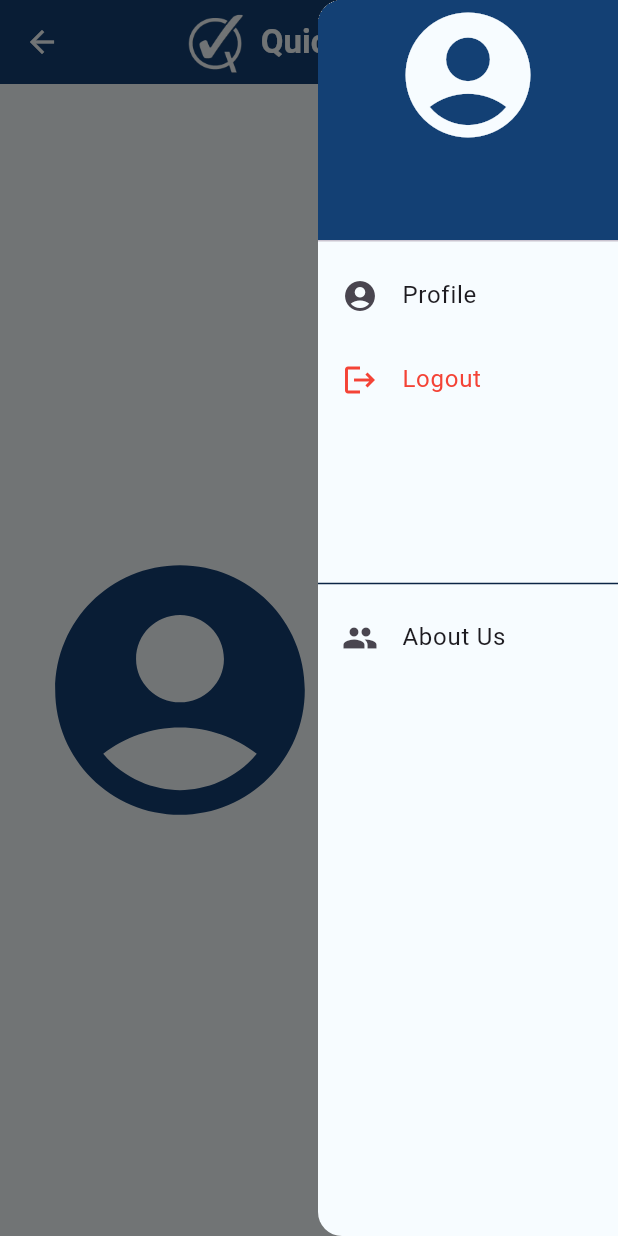
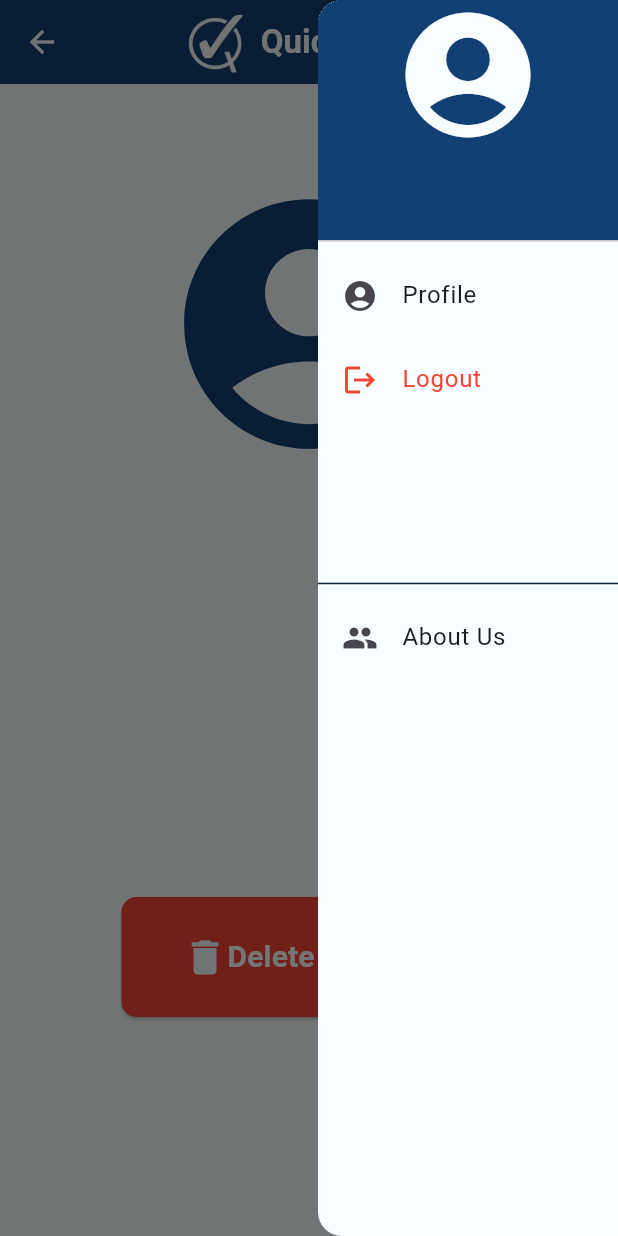
Before and after one commit to RyanRichardsR/QuickMark, a Flutter app: the ProfilePage screen opened directly with empty values, with the side drawer open, on a phone screen of 412 x 824 dp. Run offline on Flutter 3.47's test engine with Material 3 defaults, Android fonts, the phone set to English and light mode, and no system bars; our stand-ins replace confetti, permission_handler, shared_preferences; missing offline and left inert: bluetooth_low_energy, flutter_foreground_task, flutter_randomcolor, flutter_reactive_ble; accounts and stored records are empty; network calls fail.

Commit message:
- Added mobile profile page - Added browser Tab title and Picture - Styled ResetPassword Page

```diff
--- a/frontend/package.json
+++ b/frontend/package.json
@@ -10,6 +10,8 @@
     "preview": "vite preview"
   },
   "dependencies": {
+    "lucide": "^0.460.0",
+    "lucide-react": "^0.460.0",
     "react": "^18.3.1",
     "react-dom": "^18.3.1",
     "react-router-dom": "^6.27.0"
--- a/quickmark_mobile/lib/Pages/profile.dart
+++ b/quickmark_mobile/lib/Pages/profile.dart
@@ -1,5 +1,5 @@
+import 'package:confetti/confetti.dart';
 import 'package:flutter/material.dart';
-import 'package:quickmark_mobile/Pages/dashboard.dart';
 import 'package:quickmark_mobile/components/side_menu.dart';
 
 const white = Color(0xFFF7FCFF) ;
@@ -8,8 +8,7 @@ const blue = Color(0xFF134074) ;
 const darkBlue = Color(0xFF13315C) ;
 const navy = Color(0xFF0B2545) ;
 
-
-class ProfilePage extends StatelessWidget {
+class ProfilePage extends StatefulWidget {
   final Map<String, dynamic> user;
 
   const ProfilePage({
@@ -18,8 +17,25 @@ class ProfilePage extends StatelessWidget {
   });
 
   @override
+  State<ProfilePage> createState() => _ProfilePageState();
+}
+
+class _ProfilePageState extends State<ProfilePage> {
+
+  final confettiController = ConfettiController();
+
+  @override
+  void dispose() {
+    confettiController.dispose();
+    super.dispose();
+  }
+
+  @override
   Widget build(BuildContext context) {
-    return Scaffold(
+    return Stack(
+      alignment: Alignment.topCenter,
+      children: [
+        Scaffold(
           backgroundColor: white,
           appBar: AppBar(
             backgroundColor: blue,
@@ -31,44 +47,105 @@ class ProfilePage extends StatelessWidget {
                   'lib/images/QM_white.png',
                   height: 60,
                 ),
-            GestureDetector(
-              onTap:() => {
-                Navigator.push(
-                  context,
-                  MaterialPageRoute(builder: (context) => Dashboard(user: user) )
-                )
-              },
-              child: const Text(
+
+                const Text(
                     'QuickMark',
                     style: TextStyle(
                       color: white,
                       fontWeight: FontWeight.bold,
                     ),
+                  ),
 
-              ),
-            ),
                 const SizedBox(width: 25)
               ],
             ),
           ),
 
           // This is the side menu
-      endDrawer: SideMenu(user: user),
+          endDrawer: SideMenu(user: widget.user),
 
           body: Padding(
             padding: EdgeInsets.all(20.0),
             child: Column(
+              mainAxisAlignment: MainAxisAlignment.start,
+              children: [
+                SizedBox(height: 40),
+                Row(
                   mainAxisAlignment: MainAxisAlignment.center,
                   children: [
-            SizedBox(height: 40),
                     Icon(
                       Icons.account_circle,
                         size: 200,
                         color: blue,
                     ),
                   ],
+                ),
+                SizedBox(height: 15),
+                Text(
+                  "${widget.user['firstName']} ${widget.user['lastName']}",
+                  style: TextStyle(
+                    color: Colors.black,
+                    fontWeight: FontWeight.bold,
+                    fontSize: 25
+                  )
+                ),
+                SizedBox(height: 5),
+                Text(
+                  "${widget.user['role']}",
+                  style: TextStyle(
+                    color: Colors.black,
+                    fontSize: 18,
+                  )
+                ),
+
+                SizedBox(height: 200),
+
+                SizedBox(
+                  width: 250,
+                  height: 80,
+                  child: ElevatedButton(
+                    onPressed: () {
+                      confettiController.play();
+                    },
+                    style: ElevatedButton.styleFrom(
+                      backgroundColor: Colors.red,
+                      shape: RoundedRectangleBorder(
+                        borderRadius: BorderRadius.circular(10),
+                      ),
+                    ),
+
+                    child: Row(
+                      mainAxisAlignment: MainAxisAlignment.center,
+                      children: [
+                        Icon(
+                          Icons.delete,
+                            size: 30,
+                            color: white,
+                        ),
+                        const Text(
+                          'Delete Account',
+                          style: TextStyle(
+                            color: Colors.white,
+                            fontWeight: FontWeight.bold,
+                            fontSize: 20,
+                          ),
+                        ),
+                      ],
+                    ),
+                  ),
+                ),
+
+              ],
             )
           )
+        ),
+        ConfettiWidget(
+          confettiController: confettiController,
+          shouldLoop: false,
+          blastDirectionality: BlastDirectionality.explosive,
+          emissionFrequency: 0.1,
+        )
+      ]
     );
   }
 }
```
Also changed, not shown: quickmark_mobile/lib/Pages/about_us.dart (+6 -13 lines), frontend/package-lock.json, frontend/public/QM_white.png (added), frontend/public/QM_white_zoomed.png (added), 3 other files. Lines whose indentation alone changed are shown as unchanged.
